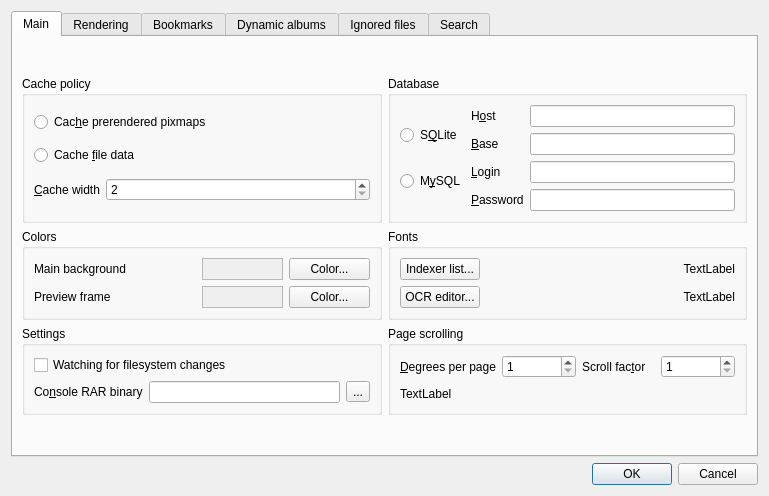
kernel1024/qmanga, file settingsdialog.ui: the form before one commit.
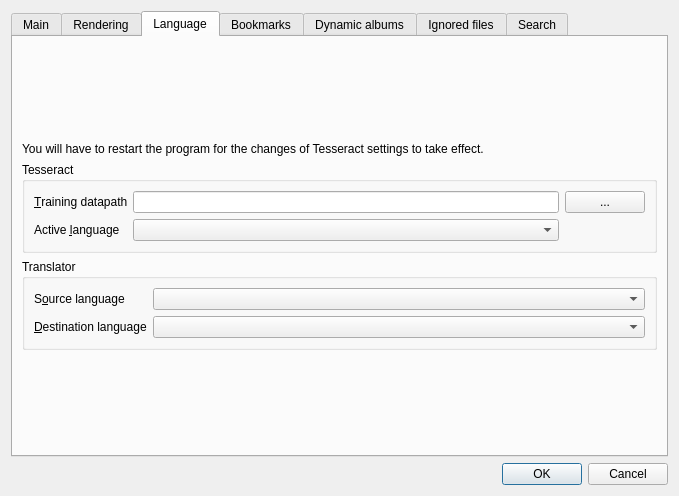
The form after the commit. The open tabs and pages were chosen to show the change.

Commit message: Configurable datapath and language selection for Tesseract, configurable languages for translator interface.

What changed in the file:
```diff
--- a/settingsdialog.ui
+++ b/settingsdialog.ui
@@ -6,7 +6,7 @@
    <rect>
     <x>0</x>
     <y>0</y>
-    <width>769</width>
+    <width>679</width>
     <height>496</height>
    </rect>
   </property>
@@ -844,6 +844,160 @@
        </item>
       </layout>
      </widget>
+     <widget class="QWidget" name="tab_7">
+      <attribute name="title">
+       <string>Language</string>
+      </attribute>
+      <layout class="QVBoxLayout" name="verticalLayout_14">
+       <item>
+        <spacer name="verticalSpacer_5">
+         <property name="orientation">
+          <enum>Qt::Vertical</enum>
+         </property>
+         <property name="sizeHint" stdset="0">
+          <size>
+           <width>20</width>
+           <height>138</height>
+          </size>
+         </property>
+        </spacer>
+       </item>
+       <item>
+        <widget class="QLabel" name="label_18">
+         <property name="text">
+          <string>You will have to restart the program for the changes of Tesseract settings to take effect.</string>
+         </property>
+         <property name="wordWrap">
+          <bool>true</bool>
+         </property>
+        </widget>
+       </item>
+       <item>
+        <widget class="QGroupBox" name="groupTesseract">
+         <property name="title">
+          <string>Tesseract</string>
+         </property>
+         <layout class="QGridLayout" name="gridLayout_4">
+          <item row="0" column="0">
+           <widget class="QLabel" name="label_5">
+            <property name="text">
+             <string>&amp;Training datapath</string>
+            </property>
+            <property name="buddy">
+             <cstring>editOCRDatapath</cstring>
+            </property>
+           </widget>
+          </item>
+          <item row="0" column="1">
+           <widget class="QLineEdit" name="editOCRDatapath"/>
+          </item>
+          <item row="0" column="2">
+           <widget class="QPushButton" name="btnOCRDatapath">
+            <property name="text">
+             <string>...</string>
+            </property>
+           </widget>
+          </item>
+          <item row="1" column="0">
+           <widget class="QLabel" name="label_14">
+            <property name="text">
+             <string>Active &amp;language</string>
+            </property>
+            <property name="buddy">
+             <cstring>comboOCRLanguage</cstring>
+            </property>
+           </widget>
+          </item>
+          <item row="1" column="1">
+           <widget class="QComboBox" name="comboOCRLanguage">
+            <property name="sizePolicy">
+             <sizepolicy hsizetype="Expanding" vsizetype="Fixed">
+              <horstretch>0</horstretch>
+              <verstretch>0</verstretch>
+             </sizepolicy>
+            </property>
+           </widget>
+          </item>
+         </layout>
+        </widget>
+       </item>
+       <item>
+        <spacer name="verticalSpacer_7">
+         <property name="orientation">
+          <enum>Qt::Vertical</enum>
+         </property>
+         <property name="sizeHint" stdset="0">
+          <size>
+           <width>20</width>
+           <height>40</height>
+          </size>
+         </property>
+        </spacer>
+       </item>
+       <item>
+        <widget class="QGroupBox" name="groupTranslator">
+         <property name="title">
+          <string>Translator</string>
+         </property>
+         <layout class="QGridLayout" name="gridLayout_3">
+          <item row="0" column="0">
+           <widget class="QLabel" name="label_16">
+            <property name="text">
+             <string>S&amp;ource language</string>
+            </property>
+            <property name="buddy">
+             <cstring>comboLangSource</cstring>
+            </property>
+           </widget>
+          </item>
+          <item row="0" column="1">
+           <widget class="QComboBox" name="comboLangSource">
+            <property name="sizePolicy">
+             <sizepolicy hsizetype="Expanding" vsizetype="Fixed">
+              <horstretch>0</horstretch>
+              <verstretch>0</verstretch>
+             </sizepolicy>
+            </property>
+           </widget>
+          </item>
+          <item row="1" column="0">
+           <widget class="QLabel" name="label_17">
+            <property name="text">
+             <string>&amp;Destination language</string>
+            </property>
+            <property name="buddy">
+             <cstring>comboLangDest</cstring>
+            </property>
+           </widget>
+          </item>
+          <item row="1" column="1">
+           <widget class="QComboBox" name="comboLangDest">
+            <property name="sizePolicy">
+             <sizepolicy hsizetype="Expanding" vsizetype="Fixed">
+              <horstretch>0</horstretch>
+              <verstretch>0</verstretch>
+             </sizepolicy>
+            </property>
+           </widget>
+          </item>
+         </layout>
+        </widget>
+       </item>
+       <item>
+        <spacer name="verticalSpacer_6">
+         <property name="orientation">
+          <enum>Qt::Vertical</enum>
+         </property>
+         <property name="sizeHint" stdset="0">
+          <size>
+           <width>20</width>
+           <height>138</height>
+          </size>
+         </property>
+        </spacer>
+       </item>
+      </layout>
+     </widget>
      <widget class="QWidget" name="tab_2">
       <attribute name="title">
        <string>Bookmarks</string>
```
Left out of the diff: 7 changed lines with no effect on the pictures. The commit also changes 8 other files.
